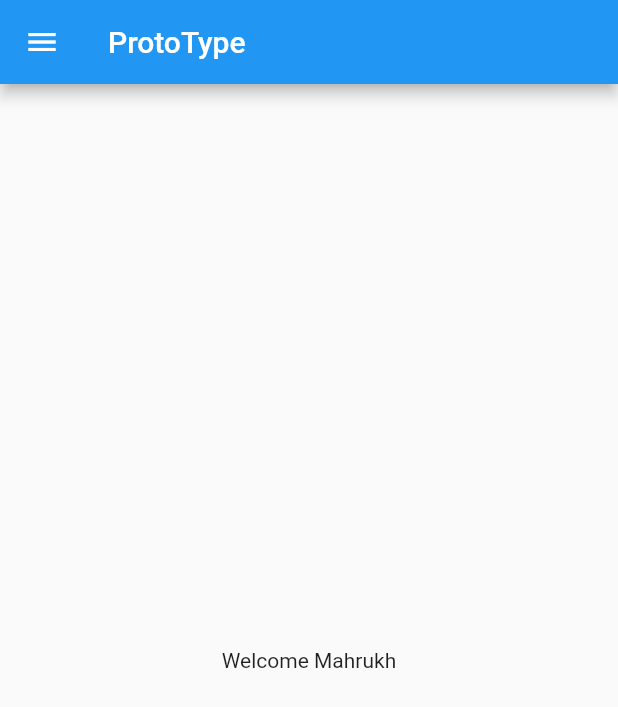
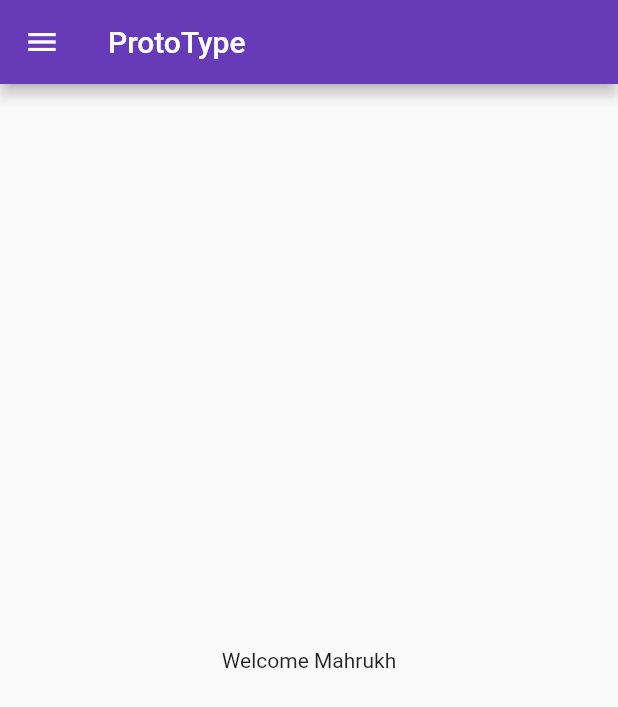
Before and after one commit to mahrukhhzahra/AppOnFlutter, a Flutter app: the screen it shows after launch, on a phone screen of 412 x 824 dp. Shown: the top 707 px of the screen. Run offline on Flutter 3.47's test engine with Material 2 defaults, Android fonts, the phone set to English and light mode, and no system bars.

Commit message:
Day 3 Completed

```diff
--- a/lib/Home_Page.dart
+++ b/lib/Pages/home_page.dart
@@ -1,6 +1,7 @@
 import 'package:flutter/material.dart';
 
 class HomePage extends StatelessWidget {
+
   @override
   Widget build(BuildContext context) {
     return Scaffold(
@@ -10,7 +11,7 @@
       body: Center(
         child: Container(child: Text("Welcome Mahrukh")),
       ),
-    drawer: Drawer(),
+      drawer: Drawer(),
     );
   }
 }
--- a/lib/main.dart
+++ b/lib/main.dart
@@ -1,18 +1,32 @@
 import 'package:flutter/material.dart';
-import 'package:take2/Home_Page.dart';
+import 'package:take2/Pages/home_page.dart';
+import 'package:take2/Pages/login_page.dart';
 
 void main() {
   runApp(MyApp());
 }
 
 class MyApp extends StatelessWidget {
-  //const MyApp({super.key});
+  const MyApp({super.key});
 
   @override
   Widget build(BuildContext context) {
+    return MaterialApp(
+      //home: HomePage(),
+      themeMode: ThemeMode.light,
+      theme: ThemeData(primarySwatch: Colors.deepPurple),
+      darkTheme: ThemeData(
+        brightness: Brightness.dark,
+        primarySwatch: Colors.blue,
+      ),
 
-    return MaterialApp(
-      home: HomePage(),
+      initialRoute: "/home",
+
+      routes: {
+        "/" : (context) => LoginPage(),
+        "/home" : (context) => HomePage(),
+        "/login" : (context) => LoginPage()
+      },
     );
   }
 }
```
Also changed, not shown: lib/Pages/login_page.dart (added, +20 -0 lines).
